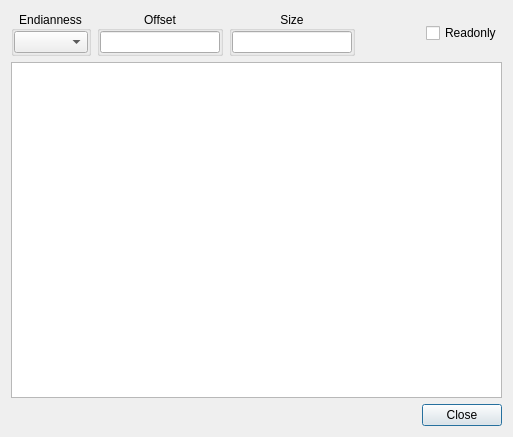
Old version of the form dialogdatainspector.ui in the repository horsicq/FormatDialogs.
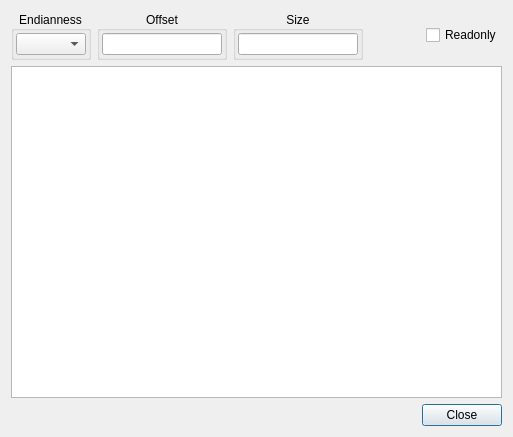
New version of the form. Custom widgets are drawn as their Qt base class.

Patch:
```diff
--- a/dialogdatainspector.ui
+++ b/dialogdatainspector.ui
@@ -38,16 +38,16 @@
        </property>
        <layout class="QVBoxLayout" name="verticalLayout_10">
         <property name="leftMargin">
-         <number>0</number>
+         <number>2</number>
         </property>
         <property name="topMargin">
-         <number>0</number>
+         <number>2</number>
         </property>
         <property name="rightMargin">
-         <number>0</number>
+         <number>2</number>
         </property>
         <property name="bottomMargin">
-         <number>0</number>
+         <number>2</number>
         </property>
         <item>
          <widget class="QComboBox" name="comboBoxEndianness"/>
@@ -65,16 +65,16 @@
        </property>
        <layout class="QVBoxLayout" name="verticalLayout_11">
         <property name="leftMargin">
-         <number>0</number>
+         <number>2</number>
         </property>
         <property name="topMargin">
-         <number>0</number>
+         <number>2</number>
         </property>
         <property name="rightMargin">
-         <number>0</number>
+         <number>2</number>
         </property>
         <property name="bottomMargin">
-         <number>0</number>
+         <number>2</number>
         </property>
         <item>
          <widget class="XLineEditHEX" name="lineEditOffset">
@@ -99,16 +99,16 @@
        </property>
        <layout class="QVBoxLayout" name="verticalLayout_12">
         <property name="leftMargin">
-         <number>0</number>
+         <number>2</number>
         </property>
         <property name="topMargin">
-         <number>0</number>
+         <number>2</number>
         </property>
         <property name="rightMargin">
-         <number>0</number>
+         <number>2</number>
         </property>
         <property name="bottomMargin">
-         <number>0</number>
+         <number>2</number>
         </property>
         <item>
          <widget class="XLineEditHEX" name="lineEditSize">
```
